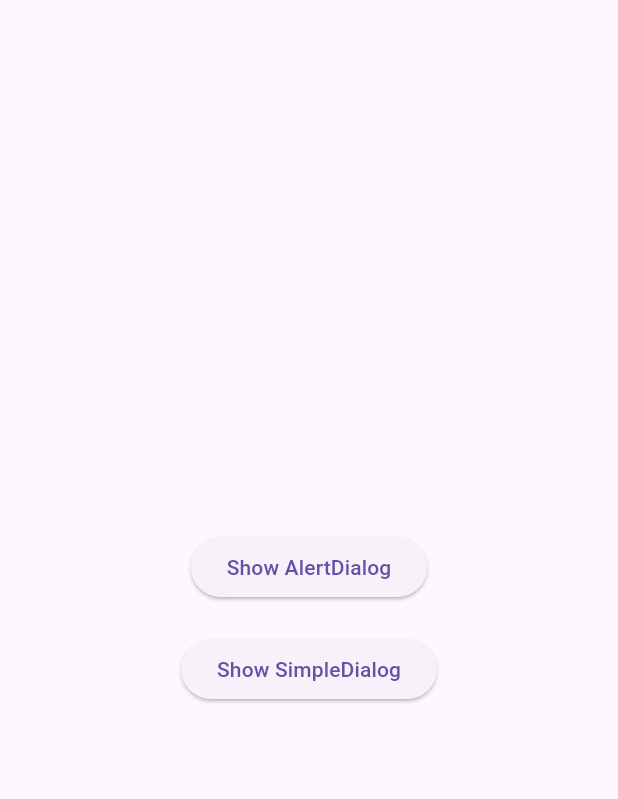
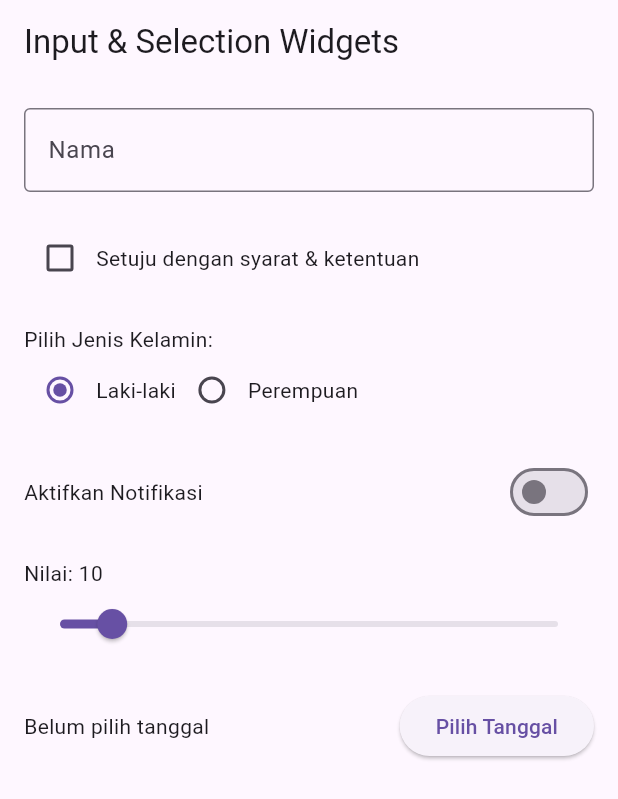
Before and after one commit to fauziyyahadeliaramanda/flutter-fundamental-part1, a Flutter app: the screen it shows after launch, on a phone screen of 412 x 824 dp. Shown: the top 799 px of the screen. Run offline on Flutter 3.47's test engine with Material 3 defaults, Android fonts, the phone set to English and light mode, and no system bars.

Commit message:
Input dan Selection Widget

```diff
--- a/lib/main.dart
+++ b/lib/main.dart
@@ -11,97 +11,154 @@ class MyApp extends StatelessWidget {
   Widget build(BuildContext context) {
     return const MaterialApp(
       debugShowCheckedModeBanner: false,
-      home: Scaffold(
-        body: MyLayout(),
-      ),
+      home: InputSelectionDemo(),
     );
   }
 }
 
-class MyLayout extends StatelessWidget {
-  const MyLayout({Key? key}) : super(key: key);
+class InputSelectionDemo extends StatefulWidget {
+  const InputSelectionDemo({Key? key}) : super(key: key);
+
+  @override
+  State<InputSelectionDemo> createState() => _InputSelectionDemoState();
+}
+
+class _InputSelectionDemoState extends State<InputSelectionDemo> {
+  bool _isChecked = false;
+  String? _gender = "Laki-laki";
+  bool _isSwitchOn = false;
+  double _sliderValue = 10;
+  DateTime? _selectedDate;
+  final TextEditingController _controller = TextEditingController();
+
+  Future<void> _selectDate(BuildContext context) async {
+    final DateTime? picked = await showDatePicker(
+      context: context,
+      initialDate: DateTime.now(),
+      firstDate: DateTime(2000),
+      lastDate: DateTime(2100),
+    );
+    if (picked != null && picked != _selectedDate) {
+      setState(() {
+        _selectedDate = picked;
+      });
+    }
+  }
 
   @override
   Widget build(BuildContext context) {
-    return Center(
-      child: Padding(
-        padding: const EdgeInsets.all(8.0),
+    return Scaffold(
+      appBar: AppBar(title: const Text("Input & Selection Widgets")),
+      body: Padding(
+        padding: const EdgeInsets.all(16.0),
+        child: SingleChildScrollView(
           child: Column(
-          mainAxisAlignment: MainAxisAlignment.center,
+            crossAxisAlignment: CrossAxisAlignment.start,
             children: [
-            ElevatedButton(
-              child: const Text('Show AlertDialog'),
-              onPressed: () {
-                showAlertDialog(context);
+              // TextField
+              TextField(
+                controller: _controller,
+                decoration: const InputDecoration(
+                  border: OutlineInputBorder(),
+                  labelText: "Nama",
+                ),
+              ),
+              const SizedBox(height: 20),
+
+              // Checkbox
+              Row(
+                children: [
+                  Checkbox(
+                    value: _isChecked,
+                    onChanged: (value) {
+                      setState(() {
+                        _isChecked = value!;
+                      });
+                    },
+                  ),
+                  const Text("Setuju dengan syarat & ketentuan"),
+                ],
+              ),
+              const SizedBox(height: 20),
+
+              // Radio Button
+              const Text("Pilih Jenis Kelamin:"),
+              Row(
+                children: [
+                  Radio<String>(
+                    value: "Laki-laki",
+                    groupValue: _gender,
+                    onChanged: (value) {
+                      setState(() {
+                        _gender = value;
+                      });
+                    },
+                  ),
+                  const Text("Laki-laki"),
+                  Radio<String>(
+                    value: "Perempuan",
+                    groupValue: _gender,
+                    onChanged: (value) {
+                      setState(() {
+                        _gender = value;
+                      });
+                    },
+                  ),
+                  const Text("Perempuan"),
+                ],
+              ),
+              const SizedBox(height: 20),
+
+              // Switch
+              Row(
+                mainAxisAlignment: MainAxisAlignment.spaceBetween,
+                children: [
+                  const Text("Aktifkan Notifikasi"),
+                  Switch(
+                    value: _isSwitchOn,
+                    onChanged: (value) {
+                      setState(() {
+                        _isSwitchOn = value;
+                      });
+                    },
+                  ),
+                ],
+              ),
+              const SizedBox(height: 20),
+
+              // Slider
+              Text("Nilai: ${_sliderValue.toStringAsFixed(0)}"),
+              Slider(
+                value: _sliderValue,
+                min: 0,
+                max: 100,
+                divisions: 100,
+                label: _sliderValue.round().toString(),
+                onChanged: (value) {
+                  setState(() {
+                    _sliderValue = value;
+                  });
                 },
               ),
               const SizedBox(height: 20),
+
+              // Date Picker
+              Row(
+                mainAxisAlignment: MainAxisAlignment.spaceBetween,
+                children: [
+                  Text(_selectedDate == null
+                      ? "Belum pilih tanggal"
+                      : "Tanggal: ${_selectedDate!.toLocal()}".split(' ')[0]),
                   ElevatedButton(
-              child: const Text('Show SimpleDialog'),
-              onPressed: () {
-                showSimpleDialog(context);
-              },
+                    onPressed: () => _selectDate(context),
+                    child: const Text("Pilih Tanggal"),
                   ),
                 ],
+              ),
+            ],
+          ),
         ),
       ),
     );
   }
 }
-
-// AlertDialog
-showAlertDialog(BuildContext context) {
-  Widget okButton = TextButton(
-    child: const Text("OK"),
-    onPressed: () {
-      Navigator.pop(context);
-    },
-  );
-
-  AlertDialog alert = AlertDialog(
-    title: const Text("My Title"),
-    content: const Text("This is my message."),
-    actions: [
-      okButton,
-    ],
-  );
-
-  showDialog(
-    context: context,
-    builder: (BuildContext context) {
-      return alert;
-    },
-  );
-}
-
-// SimpleDialog
-showSimpleDialog(BuildContext context) {
-  showDialog(
-    context: context,
-    builder: (BuildContext context) {
-      return SimpleDialog(
-        title: const Text("Choose an option"),
-        children: <Widget>[
-          SimpleDialogOption(
-            onPressed: () {
-              Navigator.pop(context, "Option 1");
-            },
-            child: const Text("Option 1"),
-          ),
-          SimpleDialogOption(
-            onPressed: () {
-              Navigator.pop(context, "Option 2");
-            },
-            child: const Text("Option 2"),
-          ),
-          SimpleDialogOption(
-            onPressed: () {
-              Navigator.pop(context, "Option 3");
-            },
-            child: const Text("Option 3"),
-          ),
-        ],
-      );
-    },
-  );
-}
```
Also changed, not shown: images/images:08.png (added), 1 other file. Lines whose indentation alone changed are shown as unchanged.
